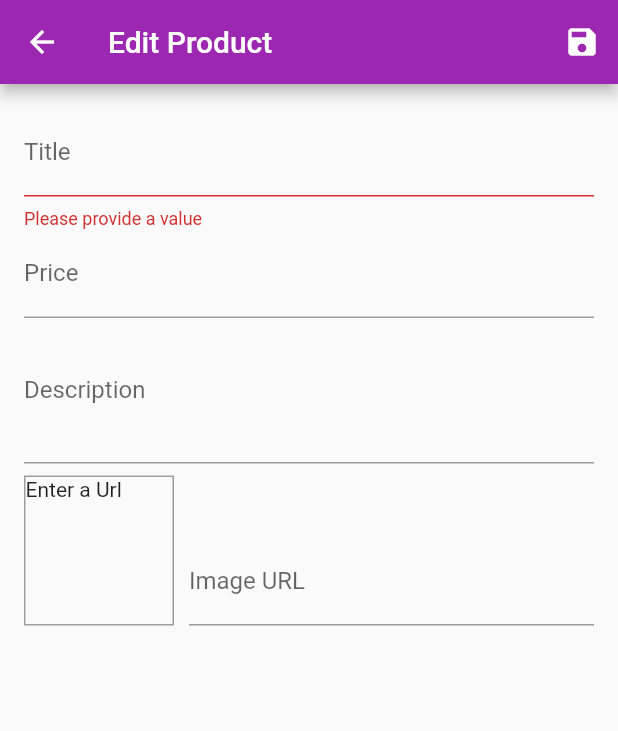
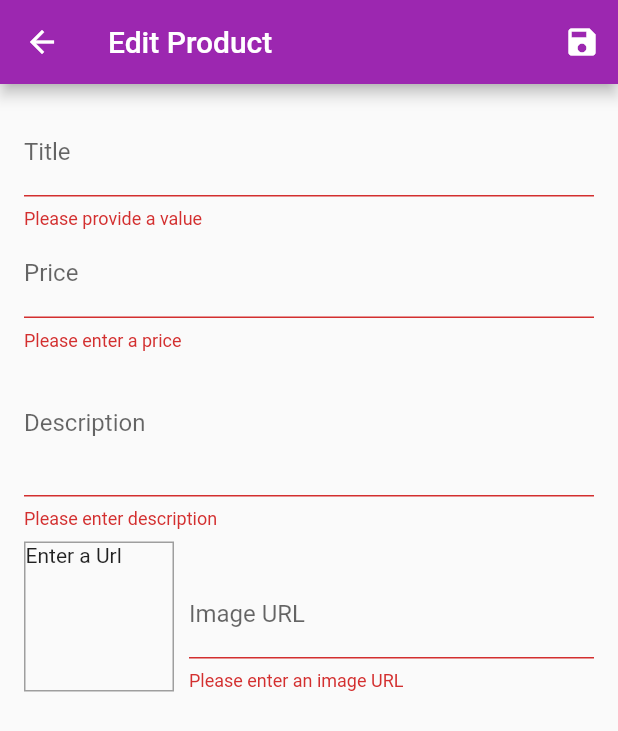
Before and after one commit to hoaibv/ShopAPP, a Flutter app: the EditProductScreen screen opened by its route, after a tap on the "save" icon, on a phone screen of 412 x 824 dp. Shown: the top 731 px of the screen. Run offline on Flutter 3.47's test engine with Material 2 defaults, Android fonts, the phone set to English and light mode, and no system bars; our stand-ins replace device_preview; network calls fail.

Commit message:
017 Saving New Products

```diff
--- a/lib/screens/edit_product_screen.dart
+++ b/lib/screens/edit_product_screen.dart
@@ -1,6 +1,8 @@
 import 'package:flutter/material.dart';
+import 'package:provider/provider.dart';
 
 import '../providers/products.dart';
+import '../providers/products_providers.dart';
 
 class EditProductScreen extends StatefulWidget {
   const EditProductScreen({Key? key}) : super(key: key);
@@ -32,6 +34,14 @@ class _EditProductScreenState extends State<EditProductScreen> {
 
   void _updateImageUrl() {
     if (!_imageUrlFocusNode.hasFocus) {
+      if ((_imageUrlController.text.isEmpty) ||
+          (!_imageUrlController.text.startsWith('http') &&
+              !_imageUrlController.text.startsWith('https')) ||
+          (_imageUrlController.text.endsWith('.png') &&
+              _imageUrlController.text.endsWith('jpg') &&
+              _imageUrlController.text.endsWith('jpeg'))) {
+        return;
+      }
       setState(() {});
     }
   }
@@ -42,10 +52,8 @@ class _EditProductScreenState extends State<EditProductScreen> {
       return null;
     }
     _form.currentState?.save();
-    print('${_editedProduct.title}');
-    print('${_editedProduct.description}');
-    print('${_editedProduct.price}');
-    print('${_editedProduct.imageUrl}');
+    Provider.of<Products>(context, listen: false).addProduct(_editedProduct);
+    Navigator.of(context).pop();
   }
 
   @override
@@ -106,6 +114,18 @@ class _EditProductScreenState extends State<EditProductScreen> {
                       price: double.parse(value!),
                       imageUrl: _editedProduct.imageUrl);
                 },
+                validator: (value) {
+                  if (value!.isEmpty) {
+                    return 'Please enter a price';
+                  }
+                  if (double.tryParse(value) == null) {
+                    return 'Please enter a valid number';
+                  }
+                  if (double.parse(value) <= 0) {
+                    return 'Please enter a number greater than zero';
+                  }
+                  return null;
+                },
               ),
               TextFormField(
                 decoration: const InputDecoration(labelText: 'Description'),
@@ -119,6 +139,15 @@ class _EditProductScreenState extends State<EditProductScreen> {
                       description: value!,
                       price: _editedProduct.price,
                       imageUrl: _editedProduct.imageUrl);
+                },
+                validator: (value) {
+                  if (value!.isEmpty) {
+                    return 'Please enter description';
+                  }
+                  if (value!.length > 10) {
+                    return 'Should be a least 10 character long';
+                  }
+                  return null;
                 },
               ),
               Row(
@@ -157,6 +186,20 @@ class _EditProductScreenState extends State<EditProductScreen> {
                             price: _editedProduct.price,
                             imageUrl: value!);
                       },
+                      validator: (value) {
+                        if (value!.isEmpty) {
+                          return 'Please enter an image URL';
+                        }
+                        if (!value.startsWith('http') && !value.startsWith('https')) {
+                          return 'Please return an valid URL';
+                        }
+                        if (!value.endsWith('.png') &&
+                            !value.endsWith('jpg') &&
+                            !value.endsWith('jpeg')) {
+                          return 'Please return an valid image URL';
+                        }
+                        return null;
+                      },
                     ),
                   )
                 ],
```
Also changed, not shown: lib/providers/products_providers.dart (+9 -2 lines).
